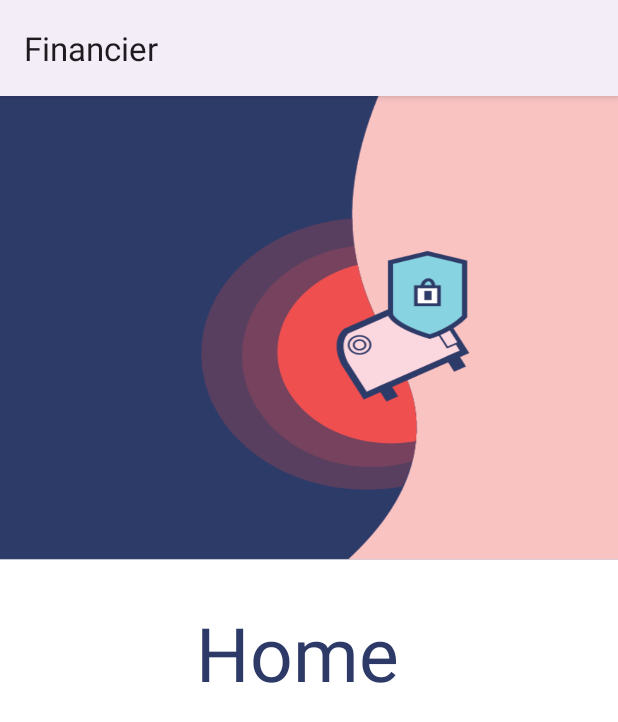
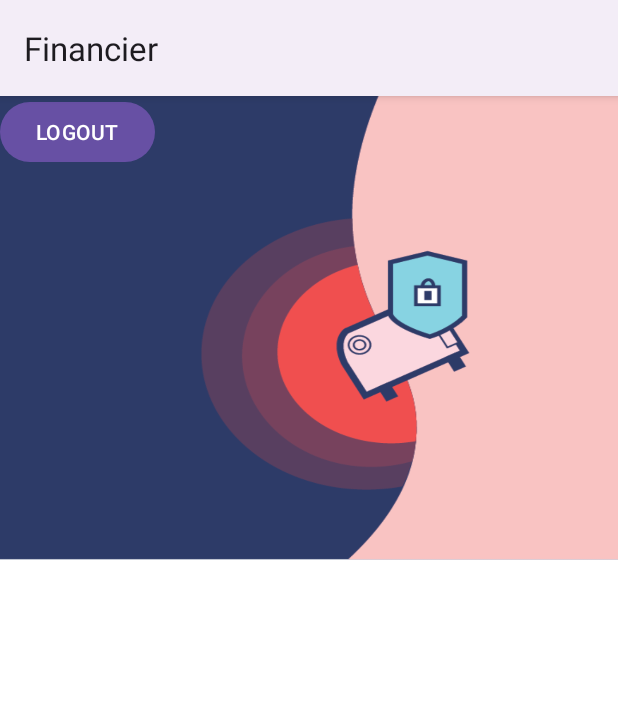
Before and after one commit to lyova0/Financier, an Android app: the Home screen opened directly, with no data from a screen before it, on a phone screen of 412 x 824 dp. Shown: the top 722 px of the screen. Run offline under Robolectric (Android 15) with nearby library versions, the phone set to English and light mode, and no system bars; our stand-ins replace Firebase (no records; nobody signed in at launch, a user with empty details on screens opened directly).

Commit message:
January 29

```diff
--- a/app/src/main/java/com/example/financier/Home.java
+++ b/app/src/main/java/com/example/financier/Home.java
@@ -2,13 +2,48 @@ package com.example.financier;
 
 import androidx.appcompat.app.AppCompatActivity;
 
+import android.content.Intent;
 import android.os.Bundle;
+import android.view.View;
+import android.widget.Button;
+import android.widget.TextView;
+
+import com.google.firebase.auth.FirebaseAuth;
+import com.google.firebase.auth.FirebaseUser;
 
 public class Home extends AppCompatActivity {
+
+    FirebaseAuth auth;
+    Button button;
+    TextView textView;
+    FirebaseUser user;
+
 
     @Override
     protected void onCreate(Bundle savedInstanceState) {
         super.onCreate(savedInstanceState);
         setContentView(R.layout.activity_home);
+
+        auth = FirebaseAuth.getInstance();
+        button = findViewById(R.id.logout);
+        textView = findViewById(R.id.hello);
+        user = auth.getCurrentUser();
+        if (user == null){
+            Intent intent = new Intent(getApplicationContext(), Login.class);
+            startActivity(intent);
+            finish();
+        } else {
+            textView.setText(user.getEmail());
+        }
+        button.setOnClickListener(new View.OnClickListener() {
+            @Override
+            public void onClick(View v) {
+                FirebaseAuth.getInstance().signOut();
+                Intent intent = new Intent(getApplicationContext(), Login.class);
+                startActivity(intent);
+                finish();
+            }
+        });
+
     }
 }
--- a/app/src/main/res/layout/activity_home.xml
+++ b/app/src/main/res/layout/activity_home.xml
@@ -8,6 +8,7 @@
     android:background="@drawable/homebg">
 
     <TextView
+        android:id="@+id/hello"
         android:layout_width="150dp"
         android:layout_height="85dp"
         android:text="Home"
@@ -16,5 +17,12 @@
         android:layout_centerHorizontal="true"
         android:layout_centerVertical="true"/>
 
+    <Button
+        android:id="@+id/logout"
+        android:layout_width="wrap_content"
+        android:layout_height="wrap_content"
+        android:text="@string/logout"
+        />
+
 
 </RelativeLayout>
--- a/app/src/main/res/values/strings.xml
+++ b/app/src/main/res/values/strings.xml
@@ -4,4 +4,7 @@
     <string name="email">Email</string>
     <string name="password">Password</string>
     <string name="register">Register</string>
+    <string name="click_to_login">Click to login</string>
+    <string name="click_to_register">CLick to register</string>
+    <string name="logout">LOGOUT</string>
 </resources>
```
Also changed, not shown: app/src/main/java/com/example/financier/Login.java (+83 -0 lines), app/src/main/java/com/example/financier/Register.java (+30 -0 lines), app/src/main/res/layout/activity_login.xml (+16 -0 lines), app/src/main/res/layout/activity_register.xml (+10 -0 lines).
